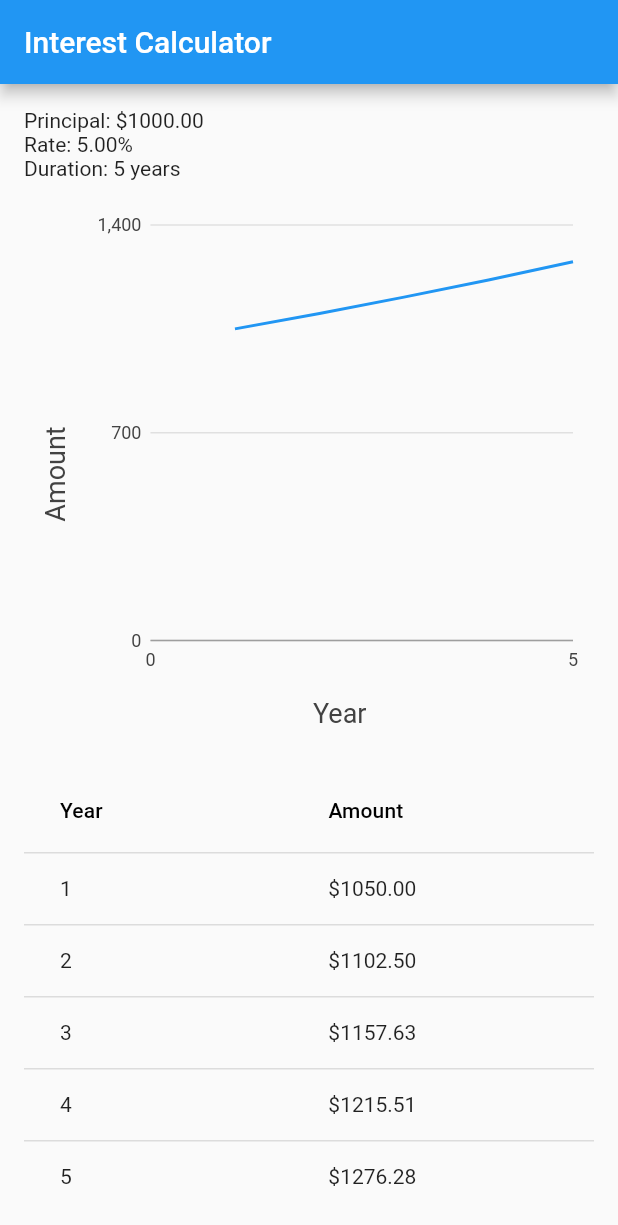
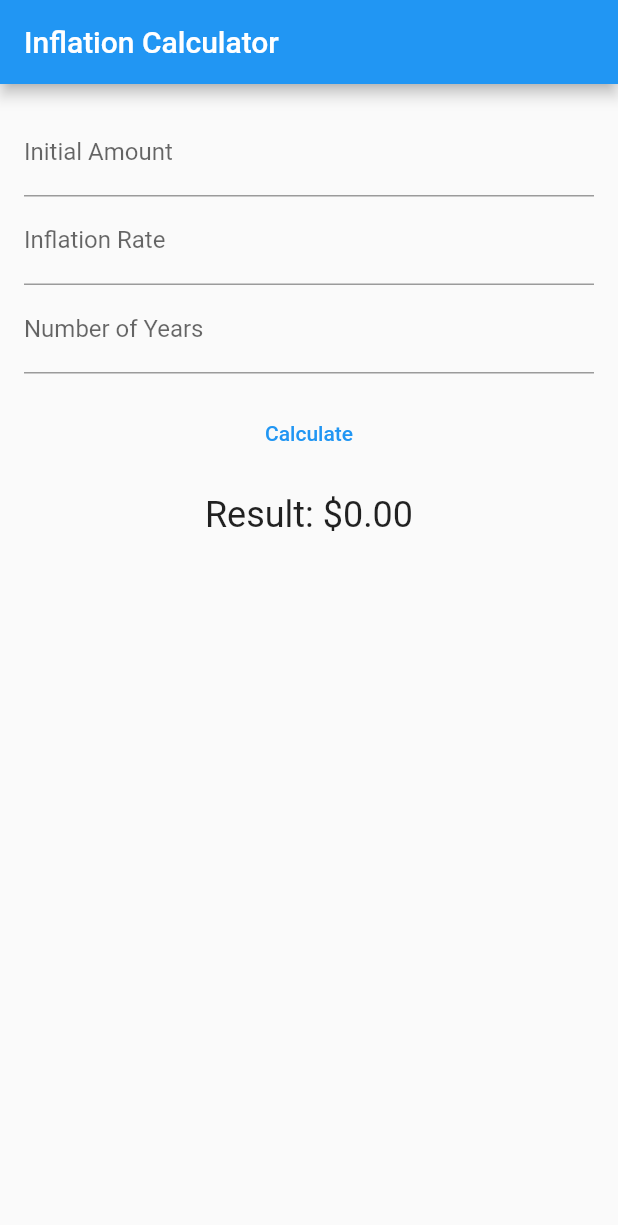
Before and after one commit to kasims07/crud_dbFlutter, a Flutter app: the screen it shows after launch, on a phone screen of 412 x 824 dp. Shown: the top 1225 px of the screen. Run offline on Flutter 3.47's test engine with Material 2 defaults, Android fonts, the phone set to English and light mode, and no system bars; our stand-ins replace charts_flutter_new, cloud_firestore, firebase_core, in_app_purchase, shared_preferences; missing offline and left inert: in_app_purchase_android, in_app_purchase_storekit; accounts and stored records are empty.

Commit message:
commit by kasam: add calculator files

```diff
--- /dev/null
+++ b/lib/inflation_calculator.dart
@@ -0,0 +1,114 @@
+import 'dart:math';
+
+import 'package:flutter/material.dart';
+
+class InflationCalculator extends StatefulWidget {
+  @override
+  _InflationCalculatorState createState() => _InflationCalculatorState();
+}
+
+class _InflationCalculatorState extends State<InflationCalculator> {
+  final _formKey = GlobalKey<FormState>();
+
+  double _initialAmount = 0.0;
+  double _inflationRate = 0.0;
+  int _numberOfYears = 0;
+  double _result = 0.0;
+
+  @override
+  Widget build(BuildContext context) {
+    return Scaffold(
+      appBar: AppBar(
+        title: Text('Inflation Calculator'),
+      ),
+      body: Padding(
+        padding: const EdgeInsets.all(16.0),
+        child: Form(
+          key: _formKey,
+          child: Column(
+            crossAxisAlignment: CrossAxisAlignment.start,
+            children: <Widget>[
+              TextFormField(
+                decoration: InputDecoration(
+                  labelText: 'Initial Amount',
+                ),
+                keyboardType: TextInputType.number,
+                validator: (value) {
+                  if (value!.isEmpty) {
+                    return 'Please enter the initial amount.';
+                  }
+                  return null;
+                },
+                onChanged: (value) {
+                  setState(() {
+                    _initialAmount = double.parse(value);
+                  });
+                },
+              ),
+              TextFormField(
+                decoration: InputDecoration(
+                  labelText: 'Inflation Rate',
+                ),
+                keyboardType: TextInputType.number,
+                validator: (value) {
+                  if (value!.isEmpty) {
+                    return 'Please enter the inflation rate.';
+                  }
+                  return null;
+                },
+                onChanged: (value) {
+                  setState(() {
+                    _inflationRate = double.parse(value);
+                  });
+                },
+              ),
+              TextFormField(
+                decoration: InputDecoration(
+                  labelText: 'Number of Years',
+                ),
+                keyboardType: TextInputType.number,
+                validator: (value) {
+                  if (value!.isEmpty) {
+                    return 'Please enter the number of years.';
+                  }
+                  return null;
+                },
+                onChanged: (value) {
+                  setState(() {
+                    _numberOfYears = int.parse(value);
+                  });
+                },
+              ),
+              SizedBox(height: 16.0),
+              Center(
+                child: TextButton(
+                  onPressed: () {
+                    if (_formKey.currentState!.validate()) {
+                      _calculateResult();
+                    }
+                  },
+                  child: Text('Calculate'),
+                ),
+              ),
+              SizedBox(height: 16.0),
+              Center(
+                child: Text(
+                  'Result: \$${_result.toStringAsFixed(2)}',
+                  style: TextStyle(fontSize: 24.0),
+                ),
+              ),
+            ],
+          ),
+        ),
+      ),
+    );
+  }
+
+  void _calculateResult() {
+    double inflationFactor = 1.0 + (_inflationRate / 100.0);
+    double result = _initialAmount * pow(inflationFactor, _numberOfYears);
+    setState(() {
+      _result = result;
+    });
+  }
+}
--- a/lib/main.dart
+++ b/lib/main.dart
@@ -1,7 +1,7 @@
 import 'package:firebase_core/firebase_core.dart';
 import 'package:flutter/material.dart';
 
-import 'calculator.dart';
+import 'inflation_calculator.dart';
 
 void main() async {
   WidgetsFlutterBinding.ensureInitialized();
@@ -20,7 +20,7 @@ class MyApp extends StatelessWidget {
       theme: ThemeData(
         primarySwatch: Colors.blue,
       ),
-      home: InterestCalculator(),
+      home: InflationCalculator(),
     );
   }
 }
--- a/pubspec.yaml
+++ b/pubspec.yaml
@@ -66,8 +66,8 @@ flutter:
   uses-material-design: true
 
   # To add assets to your application, add an assets section, like this:
-  # assets:
-  #   - images/a_dot_burr.jpeg
+  assets:
+    - assets/back.png
   #   - images/a_dot_ham.jpeg
 
   # An image asset can refer to one or more resolution-specific "variants", see
```
Also changed, not shown: lib/fixSevingCalculator.dart (added, +272 -0 lines), assets/back.png (added).
